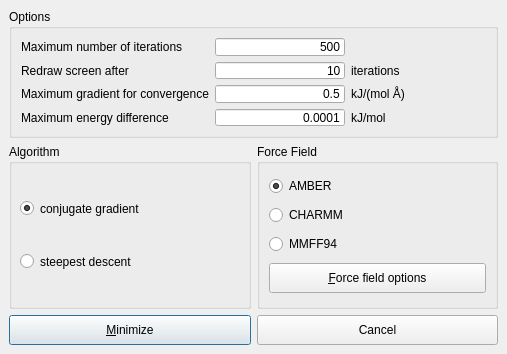
First picture: the form in source/VIEW/DIALOGS/minimizationDialog.ui, repository BALL-Project/ball, before the edit.
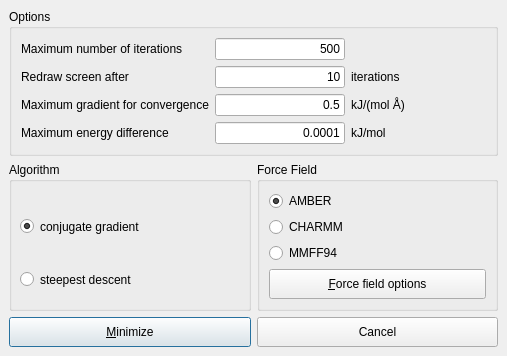
Second picture: the form after the edit.

The edit to the form file:
```diff
--- a/source/VIEW/DIALOGS/minimizationDialog.ui
+++ b/source/VIEW/DIALOGS/minimizationDialog.ui
@@ -32,240 +32,15 @@
   <property name="windowTitle" >
    <string>Energy Minimization</string>
   </property>
-  <widget class="QPushButton" name="cancel_button" >
-   <property name="geometry" >
-    <rect>
-     <x>257</x>
-     <y>315</y>
-     <width>241</width>
-     <height>30</height>
-    </rect>
-   </property>
-   <property name="minimumSize" >
-    <size>
-     <width>0</width>
-     <height>30</height>
-    </size>
-   </property>
-   <property name="maximumSize" >
-    <size>
-     <width>32767</width>
-     <height>30</height>
-    </size>
-   </property>
-   <property name="focusPolicy" >
-    <enum>Qt::TabFocus</enum>
-   </property>
-   <property name="toolTip" >
-    <string>Close window without energy minimization</string>
-   </property>
-   <property name="text" >
-    <string>Cancel</string>
-   </property>
-   <property name="shortcut" >
-    <string/>
-   </property>
-   <property name="autoDefault" >
-    <bool>true</bool>
-   </property>
-  </widget>
-  <widget class="QPushButton" name="start_button" >
-   <property name="geometry" >
-    <rect>
-     <x>9</x>
-     <y>315</y>
-     <width>242</width>
-     <height>30</height>
-    </rect>
-   </property>
-   <property name="minimumSize" >
-    <size>
-     <width>0</width>
-     <height>30</height>
-    </size>
-   </property>
-   <property name="maximumSize" >
-    <size>
-     <width>32767</width>
-     <height>30</height>
-    </size>
-   </property>
-   <property name="focusPolicy" >
-    <enum>Qt::TabFocus</enum>
-   </property>
-   <property name="toolTip" >
-    <string>Start minimization</string>
-   </property>
-   <property name="text" >
-    <string>&amp;Minimize</string>
-   </property>
-   <property name="shortcut" >
-    <string>Alt+M</string>
-   </property>
-   <property name="autoDefault" >
-    <bool>true</bool>
-   </property>
-   <property name="default" >
-    <bool>true</bool>
-   </property>
-  </widget>
-  <widget class="QGroupBox" name="minimization_group" >
-   <property name="geometry" >
-    <rect>
-     <x>9</x>
-     <y>144</y>
-     <width>242</width>
-     <height>165</height>
-    </rect>
-   </property>
-   <property name="title" >
-    <string>Algorithm</string>
-   </property>
-   <widget class="QRadioButton" name="conjugate_button" >
-    <property name="geometry" >
-     <rect>
-      <x>11</x>
-      <y>52</y>
-      <width>220</width>
-      <height>25</height>
-     </rect>
-    </property>
-    <property name="minimumSize" >
-     <size>
-      <width>130</width>
-      <height>0</height>
-     </size>
-    </property>
-    <property name="text" >
-     <string>conjugate gradient</string>
-    </property>
-    <property name="checked" >
-     <bool>true</bool>
-    </property>
-   </widget>
-   <widget class="QRadioButton" name="steepest_button" >
-    <property name="geometry" >
-     <rect>
-      <x>11</x>
-      <y>105</y>
-      <width>220</width>
-      <height>25</height>
-     </rect>
-    </property>
-    <property name="minimumSize" >
-     <size>
-      <width>130</width>
-      <height>0</height>
-     </size>
-    </property>
-    <property name="text" >
-     <string>steepest descent</string>
-    </property>
-    <property name="checked" >
-     <bool>false</bool>
-    </property>
-   </widget>
-  </widget>
-  <widget class="QGroupBox" name="groupBox_2" >
-   <property name="geometry" >
-    <rect>
-     <x>257</x>
-     <y>144</y>
-     <width>241</width>
-     <height>165</height>
-    </rect>
-   </property>
-   <property name="title" >
-    <string>Force Field</string>
-   </property>
-   <layout class="QVBoxLayout" >
+  <layout class="QGridLayout" >
     <property name="margin" >
      <number>9</number>
     </property>
     <property name="spacing" >
      <number>6</number>
     </property>
-    <item>
-     <widget class="QRadioButton" name="useAmberRadioButton" >
-      <property name="minimumSize" >
-       <size>
-        <width>0</width>
-        <height>20</height>
-       </size>
-      </property>
-      <property name="text" >
-       <string>AMBER</string>
-      </property>
-      <property name="shortcut" >
-       <string/>
-      </property>
-      <property name="checked" >
-       <bool>true</bool>
-      </property>
-     </widget>
-    </item>
-    <item>
-     <widget class="QRadioButton" name="useCharmmRadioButton" >
-      <property name="minimumSize" >
-       <size>
-        <width>0</width>
-        <height>20</height>
-       </size>
-      </property>
-      <property name="text" >
-       <string>CHARMM</string>
-      </property>
-      <property name="shortcut" >
-       <string/>
-      </property>
-     </widget>
-    </item>
-    <item>
-     <widget class="QRadioButton" name="useMMFF94RadioButton" >
-      <property name="minimumSize" >
-       <size>
-        <width>0</width>
-        <height>20</height>
-       </size>
-      </property>
-      <property name="text" >
-       <string>MMFF94</string>
-      </property>
-      <property name="shortcut" >
-       <string/>
-      </property>
-     </widget>
-    </item>
-    <item>
-     <widget class="QPushButton" name="advanced_button" >
-      <property name="minimumSize" >
-       <size>
-        <width>170</width>
-        <height>30</height>
-       </size>
-      </property>
-      <property name="toolTip" >
-       <string>Edit force field options</string>
-      </property>
-      <property name="text" >
-       <string>&amp;Force field options</string>
-      </property>
-      <property name="shortcut" >
-       <string>Alt+F</string>
-      </property>
-     </widget>
-    </item>
-   </layout>
-  </widget>
+   <item row="0" column="0" colspan="2" >
   <widget class="QGroupBox" name="groupBox" >
-   <property name="geometry" >
-    <rect>
-     <x>9</x>
-     <y>9</y>
-     <width>489</width>
-     <height>129</height>
-    </rect>
-   </property>
    <property name="title" >
     <string>Options</string>
    </property>
@@ -375,8 +150,8 @@
      <widget class="QLineEdit" name="refresh_iterations_lineedit" >
       <property name="sizePolicy" >
        <sizepolicy>
-        <hsizetype>0</hsizetype>
-        <vsizetype>0</vsizetype>
+          <hsizetype>1</hsizetype>
+          <vsizetype>1</vsizetype>
         <horstretch>0</horstretch>
         <verstretch>0</verstretch>
        </sizepolicy>
@@ -418,6 +193,14 @@
     </item>
     <item row="3" column="1" >
      <widget class="QLineEdit" name="energy_difference_lineedit" >
+        <property name="sizePolicy" >
+         <sizepolicy>
+          <hsizetype>7</hsizetype>
+          <vsizetype>1</vsizetype>
+          <horstretch>0</horstretch>
+          <verstretch>0</verstretch>
+         </sizepolicy>
+        </property>
       <property name="minimumSize" >
        <size>
         <width>130</width>
@@ -452,6 +235,14 @@
     </item>
     <item row="2" column="1" >
      <widget class="QLineEdit" name="max_grad_lineedit" >
+        <property name="sizePolicy" >
+         <sizepolicy>
+          <hsizetype>1</hsizetype>
+          <vsizetype>1</vsizetype>
+          <horstretch>0</horstretch>
+          <verstretch>0</verstretch>
+         </sizepolicy>
+        </property>
       <property name="minimumSize" >
        <size>
         <width>130</width>
@@ -507,8 +298,8 @@
      <widget class="QLineEdit" name="max_iterations_lineedit" >
       <property name="sizePolicy" >
        <sizepolicy>
-        <hsizetype>0</hsizetype>
-        <vsizetype>0</vsizetype>
+          <hsizetype>1</hsizetype>
+          <vsizetype>1</vsizetype>
         <horstretch>0</horstretch>
         <verstretch>0</verstretch>
        </sizepolicy>
@@ -560,6 +351,209 @@
     </item>
    </layout>
   </widget>
+   </item>
+   <item row="1" column="1" >
+    <widget class="QGroupBox" name="groupBox_2" >
+     <property name="title" >
+      <string>Force Field</string>
+     </property>
+     <layout class="QVBoxLayout" >
+      <property name="margin" >
+       <number>9</number>
+      </property>
+      <property name="spacing" >
+       <number>6</number>
+      </property>
+      <item>
+       <widget class="QRadioButton" name="useAmberRadioButton" >
+        <property name="minimumSize" >
+         <size>
+          <width>0</width>
+          <height>20</height>
+         </size>
+        </property>
+        <property name="text" >
+         <string>AMBER</string>
+        </property>
+        <property name="shortcut" >
+         <string/>
+        </property>
+        <property name="checked" >
+         <bool>true</bool>
+        </property>
+       </widget>
+      </item>
+      <item>
+       <widget class="QRadioButton" name="useCharmmRadioButton" >
+        <property name="minimumSize" >
+         <size>
+          <width>0</width>
+          <height>20</height>
+         </size>
+        </property>
+        <property name="text" >
+         <string>CHARMM</string>
+        </property>
+        <property name="shortcut" >
+         <string/>
+        </property>
+       </widget>
+      </item>
+      <item>
+       <widget class="QRadioButton" name="useMMFF94RadioButton" >
+        <property name="minimumSize" >
+         <size>
+          <width>0</width>
+          <height>20</height>
+         </size>
+        </property>
+        <property name="text" >
+         <string>MMFF94</string>
+        </property>
+        <property name="shortcut" >
+         <string/>
+        </property>
+       </widget>
+      </item>
+      <item>
+       <widget class="QPushButton" name="advanced_button" >
+        <property name="minimumSize" >
+         <size>
+          <width>170</width>
+          <height>30</height>
+         </size>
+        </property>
+        <property name="toolTip" >
+         <string>Edit force field options</string>
+        </property>
+        <property name="text" >
+         <string>&amp;Force field options</string>
+        </property>
+        <property name="shortcut" >
+         <string>Alt+F</string>
+        </property>
+       </widget>
+      </item>
+     </layout>
+    </widget>
+   </item>
+   <item row="1" column="0" >
+    <widget class="QGroupBox" name="minimization_group" >
+     <property name="title" >
+      <string>Algorithm</string>
+     </property>
+     <widget class="QRadioButton" name="conjugate_button" >
+      <property name="geometry" >
+       <rect>
+        <x>11</x>
+        <y>52</y>
+        <width>220</width>
+        <height>25</height>
+       </rect>
+      </property>
+      <property name="minimumSize" >
+       <size>
+        <width>130</width>
+        <height>0</height>
+       </size>
+      </property>
+      <property name="text" >
+       <string>conjugate gradient</string>
+      </property>
+      <property name="checked" >
+       <bool>true</bool>
+      </property>
+     </widget>
+     <widget class="QRadioButton" name="steepest_button" >
+      <property name="geometry" >
+       <rect>
+        <x>11</x>
+        <y>105</y>
+        <width>220</width>
+        <height>25</height>
+       </rect>
+      </property>
+      <property name="minimumSize" >
+       <size>
+        <width>130</width>
+        <height>0</height>
+       </size>
+      </property>
+      <property name="text" >
+       <string>steepest descent</string>
+      </property>
+      <property name="checked" >
+       <bool>false</bool>
+      </property>
+     </widget>
+    </widget>
+   </item>
+   <item row="2" column="0" >
+    <widget class="QPushButton" name="start_button" >
+     <property name="minimumSize" >
+      <size>
+       <width>0</width>
+       <height>30</height>
+      </size>
+     </property>
+     <property name="maximumSize" >
+      <size>
+       <width>32767</width>
+       <height>30</height>
+      </size>
+     </property>
+     <property name="focusPolicy" >
+      <enum>Qt::TabFocus</enum>
+     </property>
+     <property name="toolTip" >
+      <string>Start minimization</string>
+     </property>
+     <property name="text" >
+      <string>&amp;Minimize</string>
+     </property>
+     <property name="shortcut" >
+      <string>Alt+M</string>
+     </property>
+     <property name="autoDefault" >
+      <bool>true</bool>
+     </property>
+     <property name="default" >
+      <bool>true</bool>
+     </property>
+    </widget>
+   </item>
+   <item row="2" column="1" >
+    <widget class="QPushButton" name="cancel_button" >
+     <property name="minimumSize" >
+      <size>
+       <width>0</width>
+       <height>30</height>
+      </size>
+     </property>
+     <property name="maximumSize" >
+      <size>
+       <width>32767</width>
+       <height>30</height>
+      </size>
+     </property>
+     <property name="focusPolicy" >
+      <enum>Qt::TabFocus</enum>
+     </property>
+     <property name="toolTip" >
+      <string>Close window without energy minimization</string>
+     </property>
+     <property name="text" >
+      <string>Cancel</string>
+     </property>
+     <property name="shortcut" >
+      <string/>
+     </property>
+     <property name="autoDefault" >
+      <bool>true</bool>
+     </property>
+    </widget>
+   </item>
+  </layout>
  </widget>
  <layoutdefault spacing="6" margin="11" />
  <tabstops>
```
Lines whose indentation alone changed are shown as unchanged.
